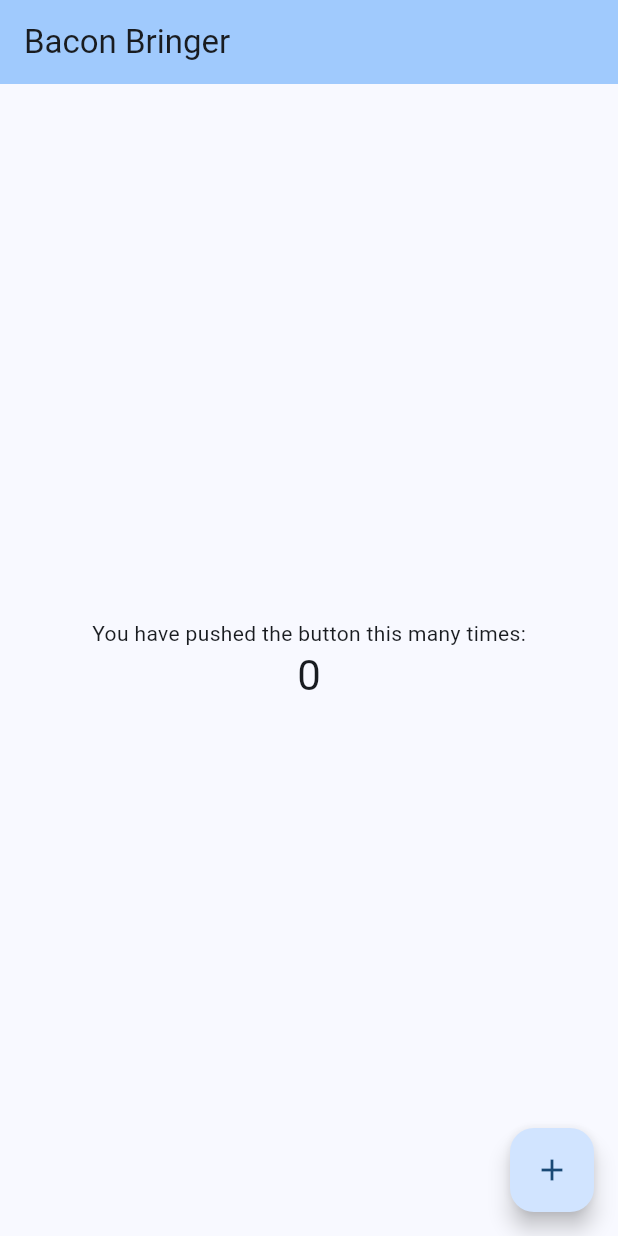
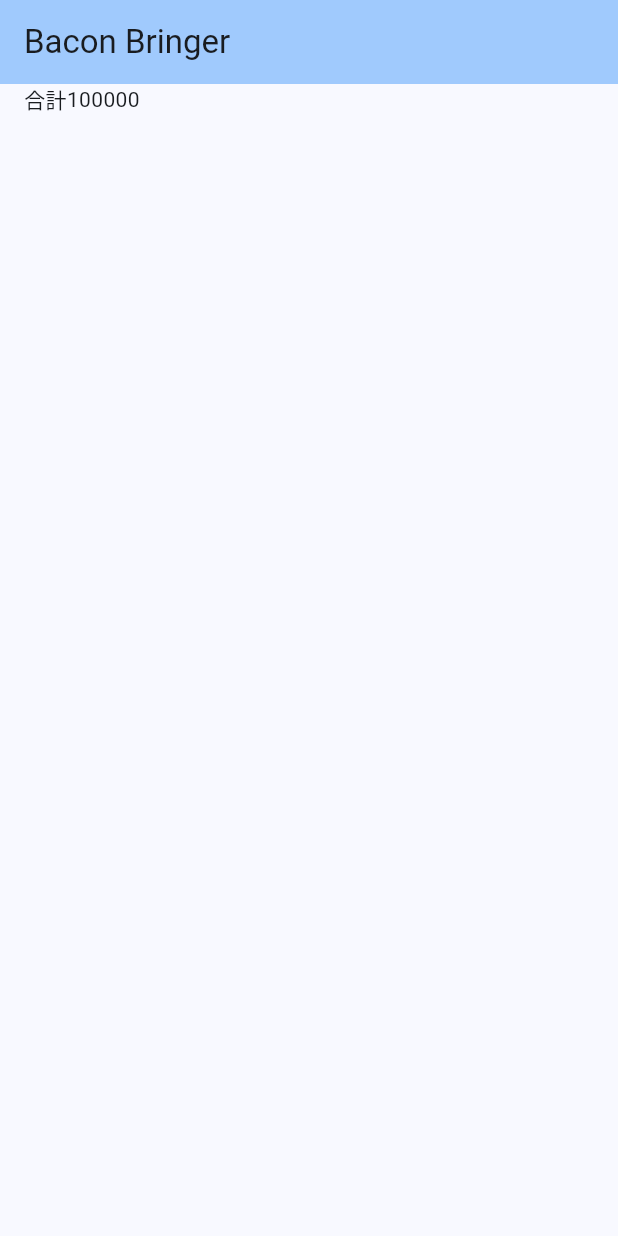
Before and after one commit to tombee-studio/bacon_bringer, a Flutter app: the screen it shows after launch, on a phone screen of 412 x 824 dp. Run offline on Flutter 3.47's test engine with Material 3 defaults, Android fonts, the phone set to English and light mode, and no system bars.

Commit message:
月間収入支出概要を表示するviewを追加

```diff
--- a/lib/models/home/home_page_model.dart
+++ b/lib/models/home/home_page_model.dart
@@ -1,18 +1,24 @@
 import 'package:bacon_bringer/bases/model.dart';
 import 'package:bacon_bringer/bases/property.dart';
+import 'package:bacon_bringer/data/overview_data.dart';
 
 class HomePageModel extends Model {
   final String _title;
-  late Property<int> _counter;
+  late Property<bool> _isLoading;
+  late Property<OverviewData> _overviewData;
 
   String get title => _title;
-  String get counter => '${_counter.value}';
+
+  bool get isLoading => _isLoading.value;
+  OverviewData get overviewData => _overviewData.value;
 
   HomePageModel(super.notifier, this._title) {
-    _counter = propertyOf(0);
-  }
-
-  void incrementCounter() {
-    _counter.value++;
+    _overviewData = propertyOf(OverviewData(
+        sumOfMoney: 100000,
+        balanceAgainstBudget: 12000,
+        budget: 20000,
+        totalExpencesOnMonth: 8000,
+        totalIncomesOnMonth: 0));
+    _isLoading = propertyOf(false);
   }
 }
--- a/lib/ui/home/view/home_page.dart
+++ b/lib/ui/home/view/home_page.dart
@@ -21,20 +21,6 @@ class _HomePageState extends ViewModelState<HomePage, HomePageViewModel> {
         appBar: AppBar(
             backgroundColor: Theme.of(context).colorScheme.inversePrimary,
             title: viewModel.title),
-        body: Center(
-            child: Column(
-                mainAxisAlignment: MainAxisAlignment.center,
-                children: <Widget>[
-              const Text('You have pushed the button this many times:'),
-              Text(
-                viewModel.counter,
-                style: Theme.of(context).textTheme.headlineMedium,
-              )
-            ])),
-        floatingActionButton: FloatingActionButton(
-          onPressed: viewModel.incrementCounter,
-          tooltip: 'Increment',
-          child: const Icon(Icons.add),
-        ));
+        body: Center(child: viewModel.body(context)));
   }
 }
--- a/lib/ui/home/view_model/home_page_view_model.dart
+++ b/lib/ui/home/view_model/home_page_view_model.dart
@@ -13,7 +13,25 @@ class HomePageViewModel extends ViewModel<HomePageModel> {
       HomePageModel(notifier, _title);
 
   Widget get title => Text(model.title);
-  String get counter => model.counter;
+  Widget get overview {
+    final overviewData = model.overviewData;
+    return Padding(
+        padding: const EdgeInsets.symmetric(horizontal: 16.0),
+        child: Column(children: [
+          Row(children: [const Text("合計"), Text('${overviewData.sumOfMoney}')])
+        ]));
+  }
 
-  void incrementCounter() => model.incrementCounter();
+  Widget body(BuildContext context) {
+    if (model.isLoading) {
+      return const CircularProgressIndicator();
+    } else {
+      final size = MediaQuery.of(context).size;
+      if (size.width > 600) {
+        return SizedBox(width: 600, child: overview);
+      } else {
+        return overview;
+      }
+    }
+  }
 }
```
